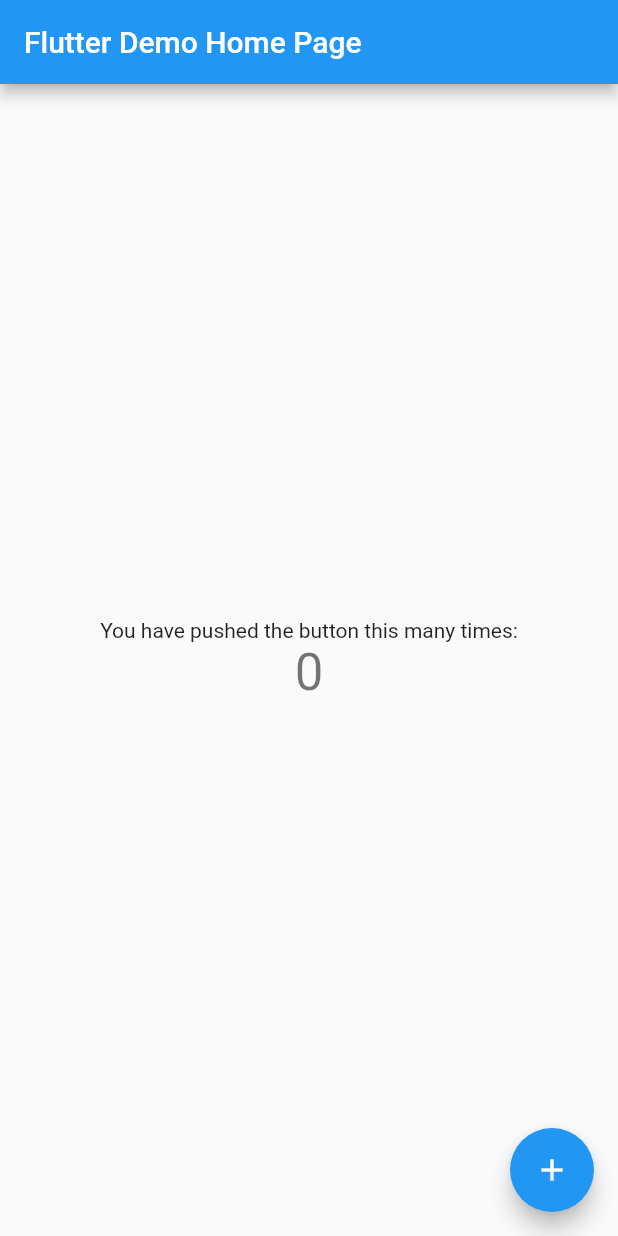
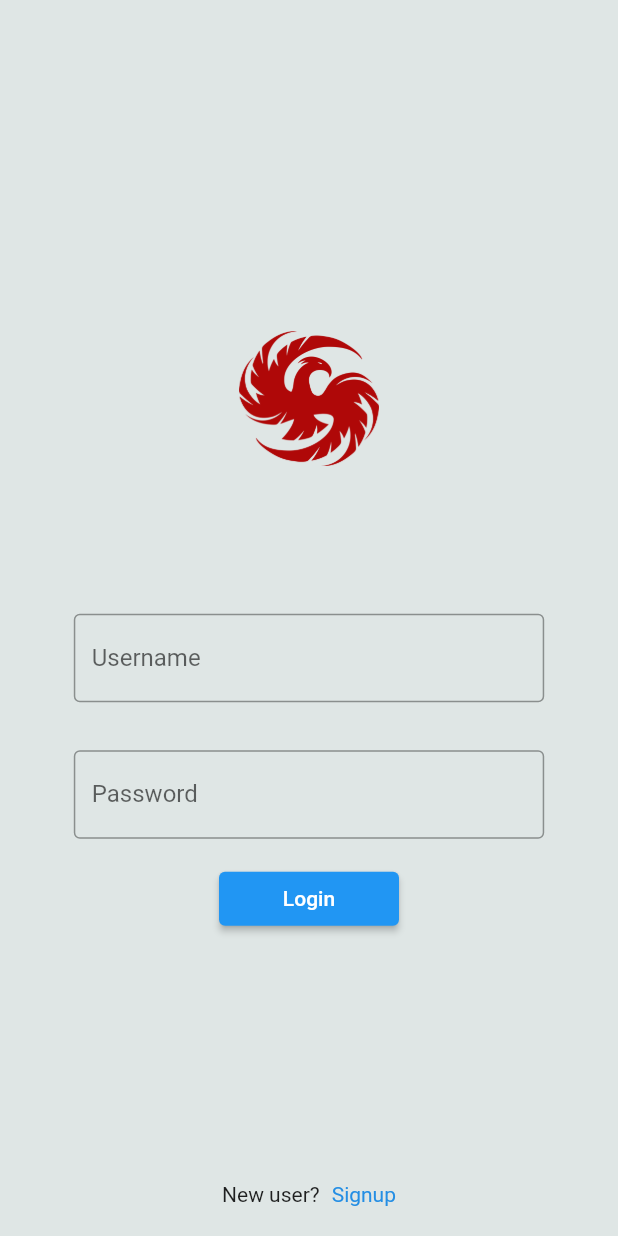
Before and after one commit to rivaldoagripino/devbank_front, a Flutter app: the screen it shows after launch, on a phone screen of 412 x 824 dp. Run offline on Flutter 3.47's test engine with Material 2 defaults, Android fonts, the light colour scheme and no system bars; our stand-ins replace flutter_modular, sizer.

Commit message:
feat: implemented login screen

```diff
--- a/analysis_options.yaml
+++ b/analysis_options.yaml
@@ -1,29 +1,7 @@
-# This file configures the analyzer, which statically analyzes Dart code to
-# check for errors, warnings, and lints.
-#
-# The issues identified by the analyzer are surfaced in the UI of Dart-enabled
-# IDEs (https://dart.dev/tools#ides-and-editors). The analyzer can also be
-# invoked from the command line by running `flutter analyze`.
-
-# The following line activates a set of recommended lints for Flutter apps,
-# packages, and plugins designed to encourage good coding practices.
 include: package:flutter_lints/flutter.yaml
 
 linter:
-  # The lint rules applied to this project can be customized in the
-  # section below to disable rules from the `package:flutter_lints/flutter.yaml`
-  # included above or to enable additional rules. A list of all available lints
-  # and their documentation is published at
-  # https://dart-lang.github.io/linter/lints/index.html.
-  #
-  # Instead of disabling a lint rule for the entire project in the
-  # section below, it can also be suppressed for a single line of code
-  # or a specific dart file by using the `// ignore: name_of_lint` and
-  # `// ignore_for_file: name_of_lint` syntax on the line or in the file
-  # producing the lint.
   rules:
-    # avoid_print: false  # Uncomment to disable the `avoid_print` rule
-    # prefer_single_quotes: true  # Uncomment to enable the `prefer_single_quotes` rule
+    constant_identifier_names: False
 
-# Additional information about this file can be found at
-# https://dart.dev/guides/language/analysis-options
+    prefer_const_constructors: False
--- a/lib/main.dart
+++ b/lib/main.dart
@@ -1,115 +1,15 @@
+import 'package:devbank_front/src/app_module.dart';
+import 'package:devbank_front/src/app_widget.dart';
 import 'package:flutter/material.dart';
+import 'package:flutter_modular/flutter_modular.dart';
 
 void main() {
-  runApp(const MyApp());
+  initialize();
 }
 
-class MyApp extends StatelessWidget {
-  const MyApp({Key? key}) : super(key: key);
-
-  // This widget is the root of your application.
-  @override
-  Widget build(BuildContext context) {
-    return MaterialApp(
-      title: 'Flutter Demo',
-      theme: ThemeData(
-        // This is the theme of your application.
-        //
-        // Try running your application with "flutter run". You'll see the
-        // application has a blue toolbar. Then, without quitting the app, try
-        // changing the primarySwatch below to Colors.green and then invoke
-        // "hot reload" (press "r" in the console where you ran "flutter run",
-        // or simply save your changes to "hot reload" in a Flutter IDE).
-        // Notice that the counter didn't reset back to zero; the application
-        // is not restarted.
-        primarySwatch: Colors.blue,
-      ),
-      home: const MyHomePage(title: 'Flutter Demo Home Page'),
-    );
-  }
+void initialize() {
+  runApp(ModularApp(
+    module: AppModule(),
+    child: const AppWidget(),
+  ));
 }
-
-class MyHomePage extends StatefulWidget {
-  const MyHomePage({Key? key, required this.title}) : super(key: key);
-
-  // This widget is the home page of your application. It is stateful, meaning
-  // that it has a State object (defined below) that contains fields that affect
-  // how it looks.
-
-  // This class is the configuration for the state. It holds the values (in this
-  // case the title) provided by the parent (in this case the App widget) and
-  // used by the build method of the State. Fields in a Widget subclass are
-  // always marked "final".
-
-  final String title;
-
-  @override
-  State<MyHomePage> createState() => _MyHomePageState();
-}
-
-class _MyHomePageState extends State<MyHomePage> {
-  int _counter = 0;
-
-  void _incrementCounter() {
-    setState(() {
-      // This call to setState tells the Flutter framework that something has
-      // changed in this State, which causes it to rerun the build method below
-      // so that the display can reflect the updated values. If we changed
-      // _counter without calling setState(), then the build method would not be
-      // called again, and so nothing would appear to happen.
-      _counter++;
-    });
-  }
-
-  @override
-  Widget build(BuildContext context) {
-    // This method is rerun every time setState is called, for instance as done
-    // by the _incrementCounter method above.
-    //
-    // The Flutter framework has been optimized to make rerunning build methods
-    // fast, so that you can just rebuild anything that needs updating rather
-    // than having to individually change instances of widgets.
-    return Scaffold(
-      appBar: AppBar(
-        // Here we take the value from the MyHomePage object that was created by
-        // the App.build method, and use it to set our appbar title.
-        title: Text(widget.title),
-      ),
-      body: Center(
-        // Center is a layout widget. It takes a single child and positions it
-        // in the middle of the parent.
-        child: Column(
-          // Column is also a layout widget. It takes a list of children and
-          // arranges them vertically. By default, it sizes itself to fit its
-          // children horizontally, and tries to be as tall as its parent.
-          //
-          // Invoke "debug painting" (press "p" in the console, choose the
-          // "Toggle Debug Paint" action from the Flutter Inspector in Android
-          // Studio, or the "Toggle Debug Paint" command in Visual Studio Code)
-          // to see the wireframe for each widget.
-          //
-          // Column has various properties to control how it sizes itself and
-          // how it positions its children. Here we use mainAxisAlignment to
-          // center the children vertically; the main axis here is the vertical
-          // axis because Columns are vertical (the cross axis would be
-          // horizontal).
-          mainAxisAlignment: MainAxisAlignment.center,
-          children: <Widget>[
-            const Text(
-              'You have pushed the button this many times:',
-            ),
-            Text(
-              '$_counter',
-              style: Theme.of(context).textTheme.headline4,
-            ),
-          ],
-        ),
-      ),
-      floatingActionButton: FloatingActionButton(
-        onPressed: _incrementCounter,
-        tooltip: 'Increment',
-        child: const Icon(Icons.add),
-      ), // This trailing comma makes auto-formatting nicer for build methods.
-    );
-  }
-}
--- /dev/null
+++ b/lib/src/app_controller.dart
@@ -0,0 +1 @@
+class AppController {}
--- /dev/null
+++ b/lib/src/app_module.dart
@@ -0,0 +1,17 @@
+import 'package:devbank_front/src/app_controller.dart';
+import 'package:devbank_front/src/modules/Auth/auth_module.dart';
+import 'package:flutter_modular/flutter_modular.dart';
+
+class AppModule extends Module {
+  // static const ROUTE = '/bank';
+
+  @override
+  List<Bind> get binds => [
+        Bind.lazySingleton((i) => AppController()),
+      ];
+
+  @override
+  List<ModularRoute> get routes => [
+        ModuleRoute(AuthModule.ROUTE, module: AuthModule()),
+      ];
+}
--- /dev/null
+++ b/lib/src/app_widget.dart
@@ -0,0 +1,23 @@
+import 'package:devbank_front/src/modules/Auth/auth_module.dart';
+import 'package:flutter/material.dart';
+import 'package:sizer/sizer.dart';
+import 'package:flutter_modular/flutter_modular.dart';
+
+class AppWidget extends StatelessWidget {
+  const AppWidget({Key? key}) : super(key: key);
+
+  @override
+  Widget build(BuildContext context) {
+    return Sizer(builder: (context, orientation, deviceType) {
+      return MaterialApp(
+        title: 'DevBank',
+        theme: ThemeData(
+          primaryColor: const Color.fromARGB(255, 36, 142, 228),
+          primaryColorLight: const Color(0xFFDFE6E5),
+          primaryColorDark: const Color.fromARGB(255, 3, 54, 45),
+        ),
+        initialRoute: AuthModule.ROUTE,
+      ).modular();
+    });
+  }
+}
--- /dev/null
+++ b/lib/src/modules/Auth/auth_controller.dart
@@ -0,0 +1 @@
+class AuthController {}
--- /dev/null
+++ b/lib/src/modules/Auth/auth_module.dart
@@ -0,0 +1,17 @@
+import 'package:devbank_front/src/modules/Auth/auth_controller.dart';
+import 'package:devbank_front/src/modules/Auth/auth_page.dart';
+import 'package:flutter_modular/flutter_modular.dart';
+
+class AuthModule extends Module {
+  static const ROUTE = '/';
+
+  @override
+  List<Bind> get binds => [
+        Bind((i) => AuthController()),
+      ];
+
+  @override
+  List<ModularRoute> get routes => [
+        ChildRoute(ROUTE, child: (_, args) => const AuthPage()),
+      ];
+}
--- /dev/null
+++ b/lib/src/modules/Auth/auth_page.dart
@@ -0,0 +1,97 @@
+import 'package:flutter/material.dart';
+import 'package:sizer/sizer.dart';
+
+class AuthPage extends StatefulWidget {
+  const AuthPage({Key? key}) : super(key: key);
+
+  @override
+  State<AuthPage> createState() => _AuthPageState();
+}
+
+class _AuthPageState extends State<AuthPage> {
+  @override
+  Widget build(BuildContext context) {
+    return WillPopScope(
+      onWillPop: () async {
+        return true;
+      },
+      child: Scaffold(
+        backgroundColor: Theme.of(context).primaryColorLight,
+        body: Form(
+          child: Column(
+            mainAxisAlignment: MainAxisAlignment.end,
+            children: [
+              SizedBox(
+                width: 80.w,
+                child: Column(
+                  children: [
+                    Image.asset(
+                      'assets/images/logo.png',
+                      height: 90,
+                    ),
+                    SizedBox(
+                      height: 10.h,
+                    ),
+                    Padding(
+                      padding:
+                          EdgeInsets.symmetric(horizontal: 8, vertical: 16),
+                      child: TextField(
+                        decoration: InputDecoration(
+                          border: OutlineInputBorder(),
+                          label: Text('Username'),
+                        ),
+                      ),
+                    ),
+                    Padding(
+                      padding:
+                          EdgeInsets.symmetric(horizontal: 8, vertical: 16),
+                      child: TextField(
+                        decoration: InputDecoration(
+                          border: OutlineInputBorder(),
+                          label: Text('Password'),
+                        ),
+                      ),
+                    ),
+                  ],
+                ),
+              ),
+              SizedBox(
+                width: 120,
+                child: ElevatedButton(
+                  style: ButtonStyle(),
+                  onPressed: () {
+                    print("teste");
+                  },
+                  child: Text('Login'),
+                ),
+              ),
+              SizedBox(
+                height: 20.h,
+              ),
+              Padding(
+                padding: const EdgeInsets.only(bottom: 20),
+                child: Row(
+                  mainAxisAlignment: MainAxisAlignment.center,
+                  children: [
+                    Text('New user?'),
+                    Padding(
+                      padding: const EdgeInsets.only(left: 8),
+                      child: GestureDetector(
+                        onTap: () {},
+                        child: Text(
+                          'Signup',
+                          style: TextStyle(
+                              color: Color.fromARGB(255, 36, 142, 228)),
+                        ),
+                      ),
+                    ),
+                  ],
+                ),
+              ),
+            ],
+          ),
+        ),
+      ),
+    );
+  }
+}
```
Also changed, not shown: pubspec.yaml (+7 -65 lines), assets/images/logo.png (added), 1 other file.
